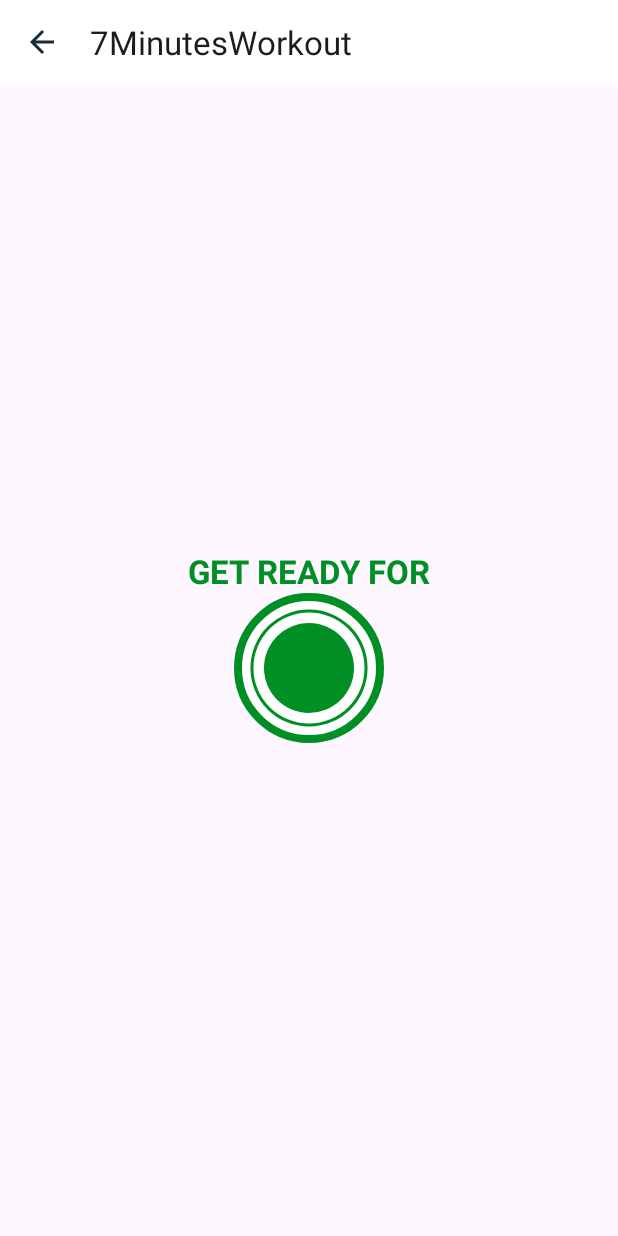
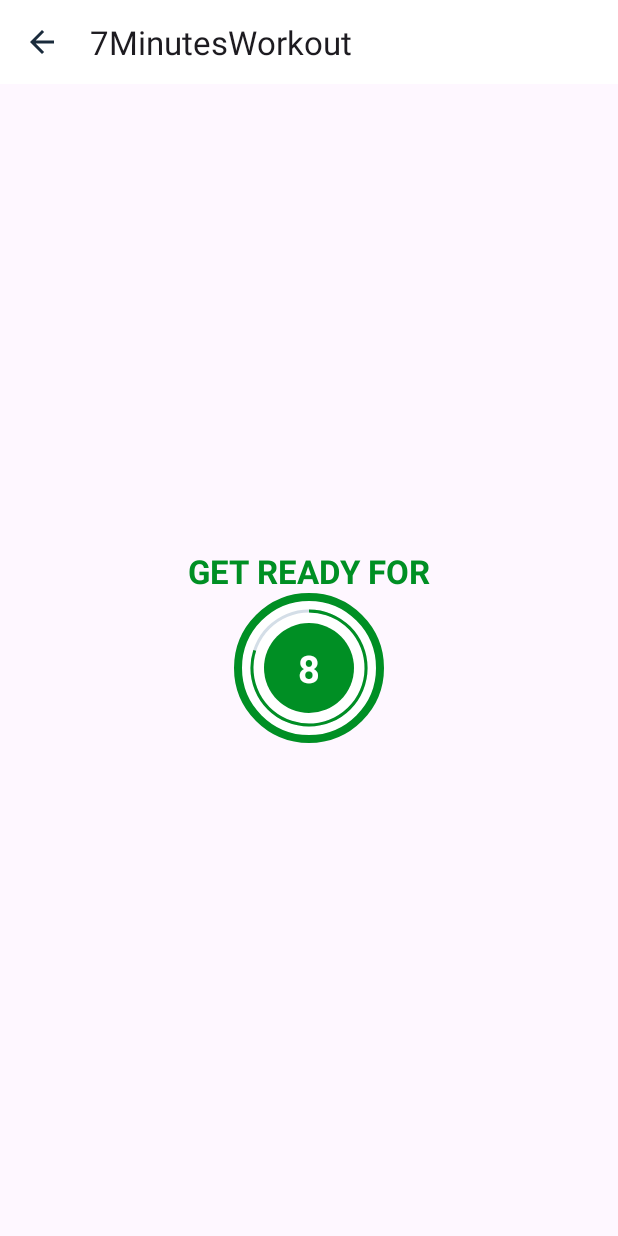
Before and after one commit to Nabeel-Oraxtech/7MinutesWorkout, an Android app: the ExerciseActivity screen opened directly, with no data from a screen before it, on a phone screen of 412 x 824 dp. Run offline under Robolectric (Android 15) with nearby library versions, the phone set to English and light mode, and no system bars.

Commit message:
Added Functionality to Exercise Screen

```diff
--- a/app/src/main/java/com/example/a7minutesworkout/ExerciseActivity.kt
+++ b/app/src/main/java/com/example/a7minutesworkout/ExerciseActivity.kt
@@ -2,10 +2,18 @@ package com.example.a7minutesworkout
 
 import androidx.appcompat.app.AppCompatActivity
 import android.os.Bundle
+import android.os.CountDownTimer
+import android.view.View
+import android.widget.Toast
 import com.example.a7minutesworkout.databinding.ActivityExerciseBinding
 
 class ExerciseActivity : AppCompatActivity() {
     private var binding:ActivityExerciseBinding?=null
+    private var restTimer: CountDownTimer?=null
+    private var restProgress=0
+
+    private var restExerciseTimer:CountDownTimer?=null
+    private var restExerciseProgressbar=0
     override fun onCreate(savedInstanceState: Bundle?) {
         super.onCreate(savedInstanceState)
 
@@ -19,6 +27,71 @@ class ExerciseActivity : AppCompatActivity() {
         binding?.exerciseTB?.setNavigationOnClickListener(){
             onBackPressed()
         }
+        setRestView()
 
     }
+    private fun setRestView(){
+        if(restTimer!=null){
+            restTimer?.cancel()
+            restProgress=0
+        }
+        setRestProgressbar()
+    }
+    private  fun setRestExerciseView(){
+        binding?.FLtoolbar?.visibility=View.INVISIBLE
+        binding?.FLExercisetoolbar?.visibility=View.VISIBLE
+        binding?.TVtoolbar?.text="Exercise Name"
+        if(restExerciseTimer!=null){
+            restExerciseTimer?.cancel()
+            restExerciseProgressbar=0
+        }
+        setExerciseProgressbar()
+    }
+    private fun setExerciseProgressbar(){
+        binding?.ExerciseprogressBAr?.progress=restExerciseProgressbar
+        restExerciseTimer= object : CountDownTimer(30000,1000) {
+            override fun onTick(millisUntilFinished: Long) {
+                restExerciseProgressbar++
+                binding?.ExerciseprogressBAr?.progress = 30 - restExerciseProgressbar
+                binding?.TvExerciseTimer?.text=(30-restExerciseProgressbar).toString()
+
+            }
+
+            override fun onFinish() {
+                Toast.makeText(this@ExerciseActivity,"Exercise Completed",Toast.LENGTH_LONG).show()
+
+            }
+
+        }.start()
+    }
+    private fun setRestProgressbar(){
+        binding?.progressBAr?.progress=restProgress
+        restTimer= object : CountDownTimer(10000,1000) {
+            override fun onTick(millisUntilFinished: Long) {
+                restProgress++
+                binding?.progressBAr?.progress = 10 - restProgress
+                binding?.TvTimer?.text=(10-restProgress).toString()
+            }
+
+
+            override fun onFinish() {
+               setRestExerciseView()
+
+            }
+
+        }.start()
+    }
+
+    override fun onDestroy() {
+        super.onDestroy()
+        if(restTimer!=null){
+            restTimer?.cancel()
+            restProgress=0
+        }
+        if(restExerciseTimer!=null){
+            restExerciseTimer?.cancel()
+            restExerciseProgressbar=0
+        }
+        binding=null
+    }
 }
--- /dev/null
+++ b/app/src/main/java/com/example/a7minutesworkout/ExerciseModel.kt
@@ -0,0 +1,5 @@
+package com.example.a7minutesworkout
+
+class ExerciseModel (
+
+)
--- a/app/src/main/java/com/example/a7minutesworkout/MainActivity.kt
+++ b/app/src/main/java/com/example/a7minutesworkout/MainActivity.kt
@@ -3,6 +3,7 @@ package com.example.a7minutesworkout
 import android.content.Intent
 import androidx.appcompat.app.AppCompatActivity
 import android.os.Bundle
+import android.os.CountDownTimer
 import android.widget.FrameLayout
 import android.widget.Toast
 import com.example.a7minutesworkout.databinding.ActivityMainBinding
@@ -10,6 +11,7 @@ import com.example.a7minutesworkout.databinding.ActivityMainBinding
 class MainActivity : AppCompatActivity() {
 
     private var binding:ActivityMainBinding?=null
+
 
     override fun onCreate(savedInstanceState: Bundle?) {
         super.onCreate(savedInstanceState)
@@ -29,4 +31,5 @@ class MainActivity : AppCompatActivity() {
         super.onDestroy()
         binding=null
     }
+
 }
--- a/app/src/main/res/drawable/circular_progress_grey.xml
+++ b/app/src/main/res/drawable/circular_progress_grey.xml
@@ -6,9 +6,9 @@
             android:shape="ring"
             android:innerRadiusRatio="2.7"
             android:thicknessRatio="50.0"
-            android:useLevel="true">
+            android:useLevel="false">
             <solid
-                android:color="@color/lightGrey"/>
+                android:color="#D4DEE7"/>
 
         </shape>
     </item>
--- a/app/src/main/res/layout/activity_exercise.xml
+++ b/app/src/main/res/layout/activity_exercise.xml
@@ -69,6 +69,49 @@
 
     </FrameLayout>
 
+    <FrameLayout
+        android:id="@+id/FLExercisetoolbar"
+        android:layout_width="100dp"
+        android:layout_height="100dp"
+        android:layout_marginTop="10dp"
+        android:visibility="gone"
+        tools:visibility="visible"
+        android:background="@drawable/item_circular_color_accent_border"
+        app:layout_constraintBottom_toBottomOf="parent"
+        app:layout_constraintEnd_toEndOf="parent"
+        app:layout_constraintStart_toStartOf="parent"
+        app:layout_constraintTop_toBottomOf="@id/exerciseTB">
+        <ProgressBar
+            android:id="@+id/ExerciseprogressBAr"
+            style="?android:attr/progressBarStyleHorizontal"
+            android:background="@drawable/circular_progress_grey"
+            android:progressDrawable="@drawable/circular_progress_bar"
+            android:indeterminate="false"
+            android:layout_width="100dp"
+            android:layout_height="100dp"
+            android:layout_gravity="center"
+            android:max="30"
+            android:progress="300"
+            android:rotation="-90"/>
+        <LinearLayout
+            android:layout_width="60dp"
+            android:layout_height="60dp"
+            android:layout_gravity="center"
+            android:background="@drawable/item_circular_color_accent_background"
+            android:gravity="center">
+            <TextView
+                android:id="@+id/TvExerciseTimer"
+                android:layout_width="wrap_content"
+                android:layout_height="wrap_content"
+                android:textColor="#FFFFFF"
+                android:textSize="25sp"
+                android:textStyle="bold"
+                tools:text="30"
+                />
+        </LinearLayout>
+
+    </FrameLayout>
+
 
 
 </androidx.constraintlayout.widget.ConstraintLayout>
```
Also changed, not shown: app/src/main/res/drawable/ic_abdominal_crunch.png (added), app/src/main/res/drawable/ic_high_knees_running_in_place.png (added), app/src/main/res/drawable/ic_jumping_jacks.png (added), app/src/main/res/drawable/ic_lunge.png (added), app/src/main/res/drawable/ic_plank.png (added), app/src/main/res/drawable/ic_push_up.png (added), app/src/main/res/drawable/ic_push_up_and_rotation.png (added), app/src/main/res/drawable/ic_side_plank.png (added), app/src/main/res/drawable/ic_squat.png (added), app/src/main/res/drawable/ic_step_up_onto_chair.png (added), app/src/main/res/drawable/ic_triceps_dip_on_chair.png (added), app/src/main/res/drawable/ic_wall_sit.png (added).
